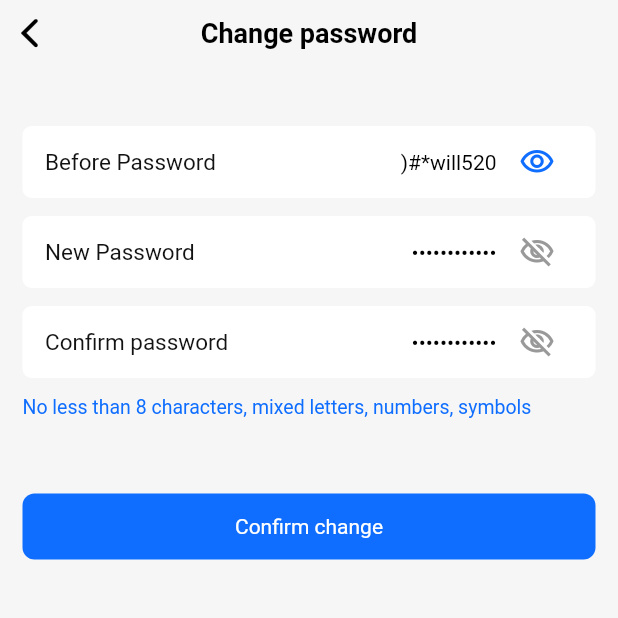
After one commit to 20156284/aa_wallet, a Flutter app: the ChangePwdPage screen opened by its route, after a tap on the "visibility off" icon, on a phone screen of 412 x 824 dp, the top half of it. The commit adds this screen. Run offline on Flutter 3.47's test engine with Material 2 defaults, Android fonts, the phone set to English and light mode, and no system bars; our stand-ins replace bot_toast, convert, copy_with_extension, dio, extended_image, get and 13 more; missing offline and left inert: aes_ecb_pkcs5_flutter, bip32, bip39, camera_web, dart:html, encrypt and 6 more; accounts and stored records are empty; generated files the repository leaves out were written again.

Commit message:
update change password

```diff
--- a/lib/const/app_theme.dart
+++ b/lib/const/app_theme.dart
@@ -104,7 +104,8 @@ class AppThemeData with Diagnosticable {
       color: Color(0xFFCCCCCC),
       darkColor: CupertinoColors.white,
     ),
-    this.inputBgColor = const Color(0xFFF9FBFF),
+    this.inputBgColor = const Color(0xFFFFFFFF),
+    this.unChooesTextColor = const Color(0xFF666666),
   });
 
   // 用于普通级段落信息引导词
@@ -146,6 +147,8 @@ class AppThemeData with Diagnosticable {
   final BoxDecoration receiveMessageBubbleDecoration;
 
   final Color chevronRightColor;
+
+  final Color unChooesTextColor;
 }
 
 class AppTextTheme extends TextTheme {
--- a/lib/l10n/intl_en.arb
+++ b/lib/l10n/intl_en.arb
@@ -49,7 +49,7 @@
   "creat_wallet_name_input": "Please enter you wallet name",
   "creat_wallet_pwd_input": "Please enter you wallet password",
   "creat_wallet_repeat_pwd_input":"Please repeat you wallet password",
-  "creat_wallet_pwd_tips":"No less than 8 characters, it is recommended to mix letters、 numbers、 and symbols",
+  "creat_wallet_pwd_tips":"No less than 8 characters, mixed letters, numbers, symbols",
   "creat_wallet":"Creat Wallet",
   "creat_wallet_fist":"Create your first digital wallet",
   "creat_wallet_tips_content": "\n1.The password will be used as the transaction password of the wallet.\n2. The wallet will not store the password, nor can it help you retrieve it. Please be sure to keep the password properly.",
@@ -66,7 +66,8 @@
   "back_up_mnemonic_title": "BackUp mnemonic",
   "back_up_mnemonic": "Please copy the mnemonic words in order to ensure that the backup is correct",
   "back_up_mnemonic_tips": "\n1. Properly keep the mnemonic phrase to a safe place isolated from the network.\n2. Do not share and store mnemonic words in a networked environment, such as emails, photo albums, social applications, etc.",
-  "back_up_mnemonic_confirm": "Confirm BackUp",
+  "back_up_mnemonic_confirm": "Copy mnemonic",
+  "back_up_mnemonic_confirm_success": "Mnemonic has copy",
 
   "confirm_mnemonic": "Confirm Mnemonic",
   "confirm_mnemonic_sequence": "Please click on the mnemonic words in order to confirm that you back it up correctly",
@@ -151,5 +152,16 @@
   "collections_addr_tips": "This address only supports ETHERUM assets, please do not transfer to other public chain assets",
   "collections_addr_in_eth": "Scan the QR code and transfer to ETH",
   "collections_addr_copy": "Copy address",
-  "collections_addr": "Wallet address"
+  "collections_addr": "Wallet address",
+
+
+  "change_page_now_pwd": "Before Password",
+  "change_page_now_pwd_input": "Please enter before password",
+  "change_page_new_pwd": "New Password",
+  "change_page_new_pwd_input": "Please enter new password",
+  "change_page_confirm_pwd": "Confirm password",
+  "change_page_confirm_pwd_input": "Please enter confirm password",
+  "change_page_confirm": "Confirm change",
+  "change_page_pwd_success": "Change password success",
+  "change_page_pwd_fail": "Change password fail"
 }
--- a/lib/l10n/intl_zh_Hans.arb
+++ b/lib/l10n/intl_zh_Hans.arb
@@ -49,7 +49,7 @@
   "creat_wallet_pwd": "密码",
   "creat_wallet_pwd_input": "请输入钱包密码",
   "creat_wallet_repeat_pwd_input":"请再次确认钱包密码",
-  "creat_wallet_pwd_tips":"不少于8位字符，建议混合字母、数字、符号",
+  "creat_wallet_pwd_tips":"不少于8位字符，混合字母、数字、符号",
   "creat_wallet":"创建",
   "creat_wallet_fist":"创建您的第一个数字钱包",
   "creat_wallet_tips_content": "\n1.该密码将作为钱包的交易密码.\n2.钱包不会储存密码，也无法帮您找回，请务必妥善保管密码.",
@@ -66,7 +66,8 @@
   "back_up_mnemonic_title": "备份助记词",
   "back_up_mnemonic": "请按顺序抄写助记词，确保备份正确",
   "back_up_mnemonic_tips": "\n1.妥善保管助记词至隔离网络的安全地方.\n2.请勿将助记词在联网环境下分享和存储，比如邮件、相册、社交应用等.",
-  "back_up_mnemonic_confirm": "已确认备份",
+  "back_up_mnemonic_confirm": "复制助记词",
+  "back_up_mnemonic_confirm_success": "助记词已复制",
 
   "confirm_mnemonic": "确认助记词",
   "confirm_mnemonic_sequence": "请按顺序点击助记词，以确认您正确备份",
@@ -151,5 +152,16 @@
   "collections_addr_tips": "该地址仅支持ETHERUM资产,请勿转入其他公链资产",
   "collections_addr_in_eth": "扫二维码,转入ETH",
   "collections_addr_copy": "复制钱包地址",
-  "collections_addr": "钱包地址"
+  "collections_addr": "钱包地址",
+
+
+  "change_page_now_pwd": "当前密码",
+  "change_page_now_pwd_input": "请输入当前密码",
+  "change_page_new_pwd": "新密码",
+  "change_page_new_pwd_input": "请设置新密码",
+  "change_page_confirm_pwd": "确认密码",
+  "change_page_confirm_pwd_input": "请确认新密码",
+  "change_page_confirm": "确认修改",
+  "change_page_pwd_success": "修改密码成功",
+  "change_page_pwd_fail": "修改密码失败"
 }
--- a/lib/l10n/intl_zh_Hant.arb
+++ b/lib/l10n/intl_zh_Hant.arb
@@ -49,7 +49,7 @@
   "creat_wallet_pwd": "密碼",
   "creat_wallet_pwd_input": "請輸入錢包密碼",
   "creat_wallet_repeat_pwd_input":"請再次確認錢包密碼",
-  "creat_wallet_pwd_tips":"不少於8位字符，建議混合字母、數字、符號",
+  "creat_wallet_pwd_tips":"不少於8位字符，混合字母、數字、符號",
   "creat_wallet":"創建",
   "creat_wallet_fist":"創建您的第一個數字錢包",
   "creat_wallet_tips_content": "\n1.該密碼將作為錢包的交易密碼.\n2.錢包不會存儲密碼，也無法幫您找回，請務必妥善保管密碼.",
@@ -66,7 +66,8 @@
   "back_up_mnemonic_title": "备份助记词",
   "back_up_mnemonic": "请按顺序抄写助记词，确保备份正确",
   "back_up_mnemonic_tips": "\n1.拖上保管助記詞至隔離網絡的安全地方.\n2.請勿將助記詞在聯網的環境下分享和存儲，比如郵箱、相冊、社交應用等.",
-  "back_up_mnemonic_confirm": "已確認備份",
+  "back_up_mnemonic_confirm": "複製助記詞",
+  "back_up_mnemonic_confirm_success": "助記詞已複製",
 
   "confirm_mnemonic": "確認助記詞",
   "confirm_mnemonic_sequence": "請按順序點擊助記詞，已確認您真確備份",
@@ -151,5 +152,16 @@
   "collections_addr_tips": "該地址僅支持ETHERUM資產,請勿轉入其他公鏈資產",
   "collections_addr_in_eth": "掃二維碼，轉入ETH",
   "collections_addr_copy": "複製錢包地址",
-  "collections_addr": "錢包地址"
+  "collections_addr": "錢包地址",
+
+
+  "change_page_now_pwd": "當前密碼",
+  "change_page_now_pwd_input": "請輸入當前密碼",
+  "change_page_new_pwd": "新密碼",
+  "change_page_new_pwd_input": "請設置新密碼",
+  "change_page_confirm_pwd": "確認密碼",
+  "change_page_confirm_pwd_input": "請確認新密碼",
+  "change_page_confirm": "確認修改",
+  "change_page_pwd_success": "修改密碼成功",
+  "change_page_pwd_fail": "修改密碼失敗"
 }
--- /dev/null
+++ b/lib/page/wallet/change_pwd/change_pwd_binding.dart
@@ -0,0 +1,10 @@
+import 'package:get/get.dart';
+
+import 'change_pwd_logic.dart';
+
+class ChangePwdBinding extends Bindings {
+  @override
+  void dependencies() {
+    Get.lazyPut(() => ChangePwdLogic());
+  }
+}
--- /dev/null
+++ b/lib/page/wallet/change_pwd/change_pwd_logic.dart
@@ -0,0 +1,201 @@
+import 'package:aa_wallet/core/toast.dart';
+import 'package:aa_wallet/core/widget/custom_dialog/show_alert_dialog.dart';
+import 'package:aa_wallet/data_base/moor_database.dart';
+import 'package:aa_wallet/generated/l10n.dart';
+import 'package:aa_wallet/service/wallet_service.dart';
+import 'package:aa_wallet/utils/wallet_crypt.dart';
+import 'package:flutter/cupertino.dart';
+import 'package:flutter/material.dart';
+import 'package:get/get.dart';
+
+class ChangePwdLogic extends GetxController {
+  // final TextEditingController oldPwdEdit = TextEditingController();
+  // final TextEditingController newPwdEdit = TextEditingController();
+  // final TextEditingController confirmPwdEdit = TextEditingController();
+
+  final TextEditingController oldPwdEdit =
+      TextEditingController(text: ')#*will520');
+  final TextEditingController newPwdEdit =
+      TextEditingController(text: ')#*will520AY');
+  final TextEditingController confirmPwdEdit =
+      TextEditingController(text: ')#*will520AY');
+
+  final oldPwdVisible = true.obs;
+  final newPwdVisible = true.obs;
+  final confirmVisible = true.obs;
+
+  late WalletEntry wallet = WalletEntry(id: 0);
+
+  @override
+  void onInit() {
+    super.onInit();
+    final arguments = Get.arguments;
+    if (arguments is WalletEntry) {
+      wallet = arguments;
+    }
+  }
+
+  void obscureOldPwd() {
+    oldPwdVisible.value = !oldPwdVisible.value;
+  }
+
+  void obscureNewPwd() {
+    newPwdVisible.value = !newPwdVisible.value;
+  }
+
+  void obscureConfirmPwd() {
+    confirmVisible.value = !confirmVisible.value;
+  }
+
+  /*
+   * 检查输入的合法性
+   * @author Will
+   * @date 2021/12/3 11:11
+   */
+  void onCheck() async {
+    if (oldPwdEdit.text.trim().isEmpty) {
+      CoreKitToast.showError(AppS().change_page_now_pwd_input);
+      return;
+    }
+
+    if (!await const WalletCrypt()
+        .contrastPwd(oldPwdEdit.text.trim(), wallet.password!)) {
+      CoreKitToast.showError(AppS().wallet_password_err);
+      return;
+    }
+
+    if (newPwdEdit.text.trim().isEmpty) {
+      CoreKitToast.showError(AppS().change_page_new_pwd_input);
+      return;
+    }
+
+    if (confirmPwdEdit.text.trim().isEmpty) {
+      CoreKitToast.showError(AppS().change_page_confirm_pwd_input);
+      return;
+    }
+
+    //相同密码不做修改
+    if (newPwdEdit.text.trim() != confirmPwdEdit.text.trim()) {
+      onDialogWidget(
+        icon: const Icon(CupertinoIcons.check_mark_circled, size: 80),
+        title: AppS().change_page_pwd_success,
+        isClose: true,
+      );
+      return;
+    }
+
+    if (confirmPwdEdit.text.trim() != newPwdEdit.text.trim()) {
+      CoreKitToast.showError(AppS().creat_wallet_pwd_repeat);
+      return;
+    }
+
+    //正则表达 8 位 包含字母数字 符号
+    final RegExp regexPwd = RegExp(r'^(?:(?=.*[a-z])(?=.*[0-9])).{8,16}$');
+    if (!regexPwd.hasMatch(confirmPwdEdit.text.trim())) {
+      CoreKitToast.showIconText(text: AppS().creat_wallet_pwd_tips);
+      return;
+    }
+
+    onChangPwd();
+  }
+
+  /*
+   * 修改密码
+   * @author Will
+   * @date 2021/12/3 11:11
+   */
+  void onChangPwd() async {
+    String oldPwd = oldPwdEdit.text;
+    String newPwd = confirmPwdEdit.text;
+
+    final cancelFunc = CoreKitToast.showLoading();
+    //加密后的旧密码
+    oldPwd = await const WalletCrypt().walletPwdEncrypt(oldPwd);
+    //解密后的 私钥
+    String privateKey =
+        await const WalletCrypt().decrypt(oldPwd, wallet.privateKey!);
+
+    //加密后的新密码
+    newPwd = await const WalletCrypt().walletPwdEncrypt(newPwd);
+
+    //加密后秘钥
+    privateKey = await const WalletCrypt().encrypt(newPwd, privateKey);
+
+    wallet = wallet.copyWith(
+      password: newPwd,
+      privateKey: privateKey,
+    );
+
+    if (wallet.mnemonic != null) {
+      //解密的助记词
+      String mnemonic =
+          await const WalletCrypt().decrypt(oldPwd, wallet.mnemonic!);
+      //加密后的助记词
+      mnemonic = await const WalletCrypt().encrypt(newPwd, mnemonic);
+
+      wallet = wallet.copyWith(
+        mnemonic: mnemonic,
+      );
+    }
+
+    WalletService.to.onUpdateWallet(wallet).then((value) {
+      if (value) {
+        oldPwdEdit.text = '';
+        newPwdEdit.text = '';
+        confirmPwdEdit.text = '';
+
+        //主錢包的話發送箭筒
+        if (wallet.is_main != null && wallet.is_main!) {
+          WalletService.to.wallet.value = wallet;
+        }
+
+        onDialogWidget(
+          icon: const Icon(CupertinoIcons.check_mark_circled, size: 80),
+          title: AppS().change_page_pwd_success,
+          isClose: true,
+        );
+      } else {
+        onDialogWidget(
+          icon: const Icon(
+            CupertinoIcons.clear_circled,
+            size: 80,
+            color: Colors.red,
+          ),
+          title: AppS().change_page_pwd_fail,
+        );
+      }
+    }).catchError((error) {
+      CoreKitToast.showError(error);
+    }).whenComplete(cancelFunc);
+  }
+
+  void onDialogWidget(
+      {required Icon? icon, required String? title, bool? isClose}) {
+    CustomDialog.showCustomDialog(
+      Get.context!,
+      SizedBox(
+        width: 145,
+        height: 145,
+        child: Column(
+          mainAxisAlignment: MainAxisAlignment.center,
+          children: [
+            icon!,
+            const SizedBox(
+              height: 20,
+            ),
+            Text(title ?? ''),
+          ],
+        ),
+      ),
+      isShowCloseBtn: false,
+      isAutoClose: true,
+      closeDuration: const Duration(seconds: 1),
+      borderRadius: BorderRadius.circular(12),
+      onClose: () {
+        if (isClose != null && isClose) {
+          Get.back(result: wallet);
+        }
+      },
+    );
+  }
+}
--- /dev/null
+++ b/lib/page/wallet/change_pwd/change_pwd_view.dart
@@ -0,0 +1,139 @@
+import 'package:aa_wallet/const/app_theme.dart';
+import 'package:aa_wallet/core/widget/core_kit_style.dart';
+import 'package:aa_wallet/generated/l10n.dart';
+import 'package:flutter/cupertino.dart';
+import 'package:flutter/material.dart';
+import 'package:get/get.dart';
+
+import 'change_pwd_logic.dart';
+
+class ChangePwdPage extends GetView<ChangePwdLogic> {
+  const ChangePwdPage({Key? key}) : super(key: key);
+
+  @override
+  Widget build(BuildContext context) {
+    return CupertinoPageScaffold(
+      backgroundColor: CupertinoTheme.of(context).scaffoldBackgroundColor,
+      navigationBar: CupertinoNavigationBar(
+        middle: Text(AppS().wallet_export_change_pwd),
+        backgroundColor: CupertinoTheme.of(context).scaffoldBackgroundColor,
+        border: Border.all(width: 0.0, style: BorderStyle.none),
+      ),
+      child: Obx(
+        () => ListView(
+          padding: const EdgeInsets.all(15),
+          children: [
+            const SizedBox(
+              height: 25,
+            ),
+            _buildCell(
+              title: AppS().change_page_now_pwd,
+              controller: controller.oldPwdEdit,
+              visible: controller.oldPwdVisible.value,
+              placeholder: AppS().change_page_now_pwd_input,
+              onPressed: () => controller.obscureOldPwd(),
+            ),
+            const SizedBox(
+              height: 12,
+            ),
+            _buildCell(
+              title: AppS().change_page_new_pwd,
+              controller: controller.newPwdEdit,
+              visible: controller.newPwdVisible.value,
+              placeholder: AppS().change_page_new_pwd_input,
+              onPressed: () => controller.obscureNewPwd(),
+            ),
+            const SizedBox(
+              height: 12,
+            ),
+            _buildCell(
+              title: AppS().change_page_confirm_pwd,
+              controller: controller.confirmPwdEdit,
+              visible: controller.confirmVisible.value,
+              placeholder: AppS().change_page_confirm_pwd_input,
+              onPressed: () => controller.obscureConfirmPwd(),
+            ),
+            const SizedBox(
+              height: 12,
+            ),
+            Text(
+              AppS().creat_wallet_pwd_tips,
+              style: TextStyle(
+                  color: CupertinoTheme.of(context).primaryColor, fontSize: 13),
+            ),
+            const SizedBox(
+              height: 50,
+            ),
+            CoreKitStyle.cupertinoButton(
+              context,
+              title: AppS().change_page_confirm,
+              onPressed: () => controller.onCheck(),
+            ),
+          ],
+        ),
+      ),
+    );
+  }
+
+  Widget _buildCell({
+    String? title,
+    TextEditingController? controller,
+    bool? visible,
+    String? placeholder,
+    VoidCallback? onPressed,
+  }) {
+    return Container(
+      width: Get.width - 15 * 2,
+      decoration: BoxDecoration(
+        color: Colors.white,
+        borderRadius: BorderRadius.circular(6),
+      ),
+      padding: const EdgeInsets.symmetric(horizontal: 15),
+      child: Row(
+        mainAxisSize: MainAxisSize.max,
+        children: [
+          Text(
+            title ?? '',
+            style: const TextStyle(
+              fontSize: 15,
+              color: Color(0xFF121212),
+            ),
+          ),
+          Expanded(
+            child: CupertinoTextField(
+              textAlign: TextAlign.right,
+              textInputAction: TextInputAction.next,
+              placeholder: placeholder,
+              placeholderStyle: TextStyle(
+                  color: AppTheme.of(Get.context!).unChooesTextColor,
+                  fontSize: 15),
+              maxLines: 1,
+              controller: controller,
+              padding: const EdgeInsets.only(left: 15, right: 0),
+              obscureText: visible!,
+              // 输入框内容padding值
+              decoration: BoxDecoration(
+                // 文本框装饰
+                color: AppTheme.of(Get.context!).inputBgColor, // 文本框颜色// 输入框边框
+                borderRadius:
+                    const BorderRadius.all(Radius.circular(0)), // 输入框圆角设置/装饰阴影
+              ),
+              suffix: IconButton(
+                icon: Icon(
+                  //根据passwordVisible状态显示不同的图标
+                  visible
+                      ? Icons.visibility_off_outlined
+                      : Icons.visibility_outlined,
+                  color: visible
+                      ? const Color(0xff999999)
+                      : CupertinoTheme.of(Get.context!).primaryColor,
+                ),
+                onPressed: () => onPressed!(),
+              ),
+            ),
+          ),
+        ],
+      ),
+    );
+  }
+}
--- /dev/null
+++ b/lib/page/wallet/reset_pwd/reset_pwd_binding.dart
@@ -0,0 +1,10 @@
+import 'package:get/get.dart';
+
+import 'reset_pwd_logic.dart';
+
+class ResetPwdBinding extends Bindings {
+  @override
+  void dependencies() {
+    Get.lazyPut(() => ResetPwdLogic());
+  }
+}
--- /dev/null
+++ b/lib/page/wallet/reset_pwd/reset_pwd_logic.dart
@@ -0,0 +1,5 @@
+import 'package:get/get.dart';
+
+class ResetPwdLogic extends GetxController {
+
+}
--- a/lib/page/wallet/wallet_edit_name/wallet_edit_name_logic.dart
+++ b/lib/page/wallet/wallet_edit_name/wallet_edit_name_logic.dart
@@ -33,7 +33,7 @@ class WalletEditNameLogic extends GetxController {
     final walletService = WalletService.to;
     wallet.value = wallet.value.copyWith(name: nameEdit.text.trim());
 
-    walletService.onUpdateWalletName(wallet.value).then((value) {
+    walletService.onUpdateWallet(wallet.value).then((value) {
       if (value) {
         if (wallet.value.is_main != null && wallet.value.is_main!) {
           walletService.wallet.value = wallet.value;
--- a/lib/page/wallet/wallet_management_widget/wallet_management_widget_logic.dart
+++ b/lib/page/wallet/wallet_management_widget/wallet_management_widget_logic.dart
@@ -71,8 +71,8 @@ class WalletManagementWidgetLogic extends GetxController {
     wService.wallet.value = walletEntry;
     wService.wallet.refresh();
 
-    await wService.onUpdateWalletName(walletEntry);
-    await wService.onUpdateWalletName(beforeWallet);
+    await wService.onUpdateWallet(walletEntry);
+    await wService.onUpdateWallet(beforeWallet);
 
     // 关闭弹窗或者是返回上一级
     Get.back();
--- a/lib/route/app_pages.dart
+++ b/lib/route/app_pages.dart
@@ -35,12 +35,16 @@ import 'package:aa_wallet/page/wallet/add_token/add_token_binding.dart';
 import 'package:aa_wallet/page/wallet/add_token/add_token_view.dart';
 import 'package:aa_wallet/page/wallet/add_wallet/add_wallet_binding.dart';
 import 'package:aa_wallet/page/wallet/add_wallet/add_wallet_view.dart';
+import 'package:aa_wallet/page/wallet/change_pwd/change_pwd_binding.dart';
+import 'package:aa_wallet/page/wallet/change_pwd/change_pwd_view.dart';
 import 'package:aa_wallet/page/wallet/choose_creat_wallet/choose_creat_wallet_binding.dart';
 import 'package:aa_wallet/page/wallet/choose_creat_wallet/choose_creat_wallet_view.dart';
 import 'package:aa_wallet/page/wallet/collection_address/collection_address_binding.dart';
 import 'package:aa_wallet/page/wallet/collection_address/collection_address_view.dart';
 import 'package:aa_wallet/page/wallet/export_private_key/export_private_key_binding.dart';
 import 'package:aa_wallet/page/wallet/export_private_key/export_private_key_view.dart';
+import 'package:aa_wallet/page/wallet/reset_pwd/reset_pwd_binding.dart';
+import 'package:aa_wallet/page/wallet/reset_pwd/reset_pwd_view.dart';
 import 'package:aa_wallet/page/wallet/token_details/token_details_binding.dart';
 import 'package:aa_wallet/page/wallet/token_details/token_details_view.dart';
 import 'package:aa_wallet/page/wallet/token_transfer/token_transfer_binding.dart';
@@ -212,5 +216,17 @@ class AppPages {
       binding: WalletAssetsBinding(),
       transition: Transition.cupertino,
     ),
+    GetPage(
+      name: _Paths.changePwd,
+      page: () => const ChangePwdPage(),
+      binding: ChangePwdBinding(),
+      transition: Transition.cupertino,
+    ),
+    GetPage(
+      name: _Paths.resetPwd,
+      page: () => const ResetPwdPage(),
+      binding: ResetPwdBinding(),
+      transition: Transition.cupertino,
+    ),
   ];
 }
--- a/lib/route/app_routes.dart
+++ b/lib/route/app_routes.dart
@@ -36,6 +36,8 @@ abstract class AppRoutes {
   static const collectionAddress = _Paths.collectionAddress;
   static const updateRecord = _Paths.updateRecord;
   static const walletAssets = _Paths.walletAssets;
+  static const changePwd = _Paths.changePwd;
+  static const resetPwd = _Paths.resetPwd;
 }
 
 abstract class _Paths {
@@ -65,4 +67,6 @@ abstract class _Paths {
   static const String collectionAddress = '/collectionAddress';
   static const String updateRecord = '/updateRecord';
   static const String walletAssets = '/walletAssets';
+  static const String changePwd = '/changePwd';
+  static const String resetPwd = '/resetPwd';
 }
--- a/lib/service/wallet_service.dart
+++ b/lib/service/wallet_service.dart
@@ -6,6 +6,7 @@
 // ===============================================
 
 import 'dart:ui';
+
 import 'package:aa_wallet/core/widget/core_kit_style.dart';
 import 'package:aa_wallet/core/widget/custom_dialog/show_alert_dialog.dart';
 import 'package:aa_wallet/data_base/moor_database.dart';
@@ -141,7 +142,7 @@ class WalletService extends GetxService {
    * @date 2021/11/30 17:59
    * @param entry 钱包对象
    */
-  Future<bool> onUpdateWalletName(WalletEntry entry) {
+  Future<bool> onUpdateWallet(WalletEntry entry) {
     return appDate.updateWallet(entry);
   }
 }
```
Also changed, not shown: lib/page/lead/back_up_mnemonic/back_up_mnemonic_logic.dart (+45 -1 lines), lib/page/wallet/reset_pwd/reset_pwd_view.dart (added, +13 -0 lines), lib/page/wallet/wallet_details/wallet_details_logic.dart (+10 -0 lines), lib/page/wallet/wallet_details/wallet_details_view.dart (+9 -0 lines), lib/generated/intl/messages_en.dart, lib/generated/intl/messages_zh_Hans.dart, lib/generated/intl/messages_zh_Hant.dart, lib/generated/l10n.dart.
